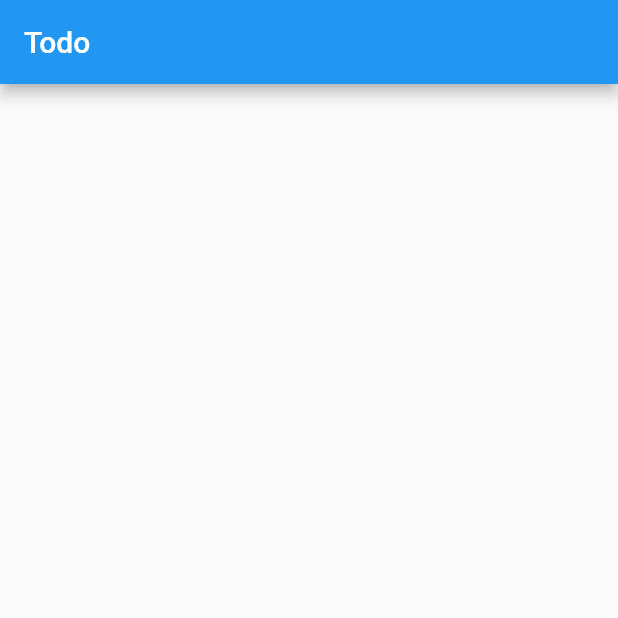
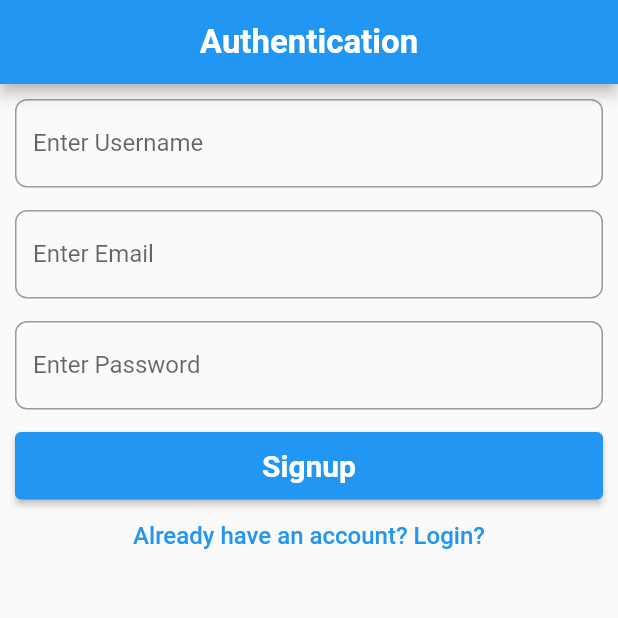
Before and after one commit to karan-lakhadive19/TodoApp, a Flutter app: the screen it shows after launch, on a phone screen of 412 x 824 dp, the top half of it. Run offline on Flutter 3.47's test engine with Material 2 defaults, Android fonts, the phone set to English and light mode, and no system bars; our stand-ins replace firebase_core, google_fonts; accounts and stored records are empty.

Commit message:
Added Authentication form

```diff
--- /dev/null
+++ b/lib/auth/authform.dart
@@ -0,0 +1,126 @@
+import 'package:flutter/material.dart';
+import 'package:google_fonts/google_fonts.dart';
+
+class AuthForm extends StatefulWidget {
+  const AuthForm({super.key});
+
+  @override
+  State<AuthForm> createState() => _AuthFormState();
+}
+
+class _AuthFormState extends State<AuthForm> {
+  final _formKey = GlobalKey<FormState>();
+  String _email = '';
+  String _password = '';
+  String _username = '';
+  bool isLogin = false;
+  @override
+  Widget build(BuildContext context) {
+    return Container(
+      height: MediaQuery.of(context).size.height,
+      width: MediaQuery.of(context).size.width,
+      child: ListView(
+        children: [
+          Padding(
+            padding: const EdgeInsets.only(left: 10, right: 10, top: 10),
+            child: Container(
+              child: Form(
+                key: _formKey,
+                child: Column(
+                  mainAxisAlignment: MainAxisAlignment.center,
+                  children: [
+                    !isLogin
+                        ? TextFormField(
+                            keyboardType: TextInputType.text,
+                            key: ValueKey('username'),
+                            validator: (value) {
+                              if (value!.isEmpty || value.length < 3) {
+                                return 'Enter valid username';
+                              } else {
+                                return null;
+                              }
+                            },
+                            onSaved: (value) {
+                              _username = value!;
+                            },
+                            decoration: InputDecoration(
+                                border: OutlineInputBorder(
+                                    borderRadius:
+                                        new BorderRadius.circular(8.0),
+                                    borderSide: new BorderSide()),
+                                labelText: "Enter Username",
+                                labelStyle: GoogleFonts.roboto()),
+                          )
+                        : Container(),
+                    SizedBox(
+                      height: 15,
+                    ),
+                    TextFormField(
+                      keyboardType: TextInputType.emailAddress,
+                      key: ValueKey('email'),
+                      validator: (value) {
+                        if (value!.isEmpty || value.contains('@')) {
+                          return 'Incorrect Email address';
+                        } else {
+                          return null;
+                        }
+                      },
+                      onSaved: (value) {
+                        _email = value!;
+                      },
+                      decoration: InputDecoration(
+                          border: OutlineInputBorder(
+                              borderRadius: new BorderRadius.circular(8.0),
+                              borderSide: new BorderSide()),
+                          labelText: "Enter Email",
+                          labelStyle: GoogleFonts.roboto()),
+                    ),
+                    SizedBox(
+                      height: 15,
+                    ),
+                    TextFormField(
+                      obscureText: true,
+                      keyboardType: TextInputType.text,
+                      key: ValueKey('password'),
+                      validator: (value) {
+                        if (value!.isEmpty) {
+                          return 'Incorrect Password';
+                        } else {
+                          return null;
+                        }
+                      },
+                      onSaved: (value) {
+                        _password = value!;
+                      },
+                      decoration: InputDecoration(
+                          border: OutlineInputBorder(
+                              borderRadius: new BorderRadius.circular(8.0),
+                              borderSide: new BorderSide()),
+                          labelText: "Enter Password",
+                          labelStyle: GoogleFonts.roboto()),
+                    ),
+                    SizedBox(
+                      height: 15,
+                    ),
+                    Container(
+                      height: 45,
+                        width: double.infinity,
+                        child: ElevatedButton(
+                          child: isLogin ? Text("Login", style: GoogleFonts.roboto(fontSize: 20, fontWeight: FontWeight.bold),) : Text("Signup",style: GoogleFonts.roboto(fontSize: 20, fontWeight: FontWeight.bold)),
+                          onPressed: () {},
+                        )),
+                        TextButton(child: isLogin? Text("Don't have an account? Signup?", style: GoogleFonts.roboto(fontSize: 16),) : Text("Already have an account? Login?", style: GoogleFonts.roboto(fontSize: 16),) ,onPressed: () {
+                          setState(() {
+                            isLogin = !isLogin;
+                          });
+                        },)
+                  ],
+                ),
+              ),
+            ),
+          )
+        ],
+      ),
+    );
+  }
+}
--- /dev/null
+++ b/lib/auth/authscreen.dart
@@ -0,0 +1,20 @@
+import 'package:flutter/material.dart';
+import 'package:google_fonts/google_fonts.dart';
+import 'package:todo_app/auth/authform.dart';
+
+class AuthScreen extends StatefulWidget {
+  const AuthScreen({super.key});
+
+  @override
+  State<AuthScreen> createState() => _AuthScreenState();
+}
+
+class _AuthScreenState extends State<AuthScreen> {
+  @override
+  Widget build(BuildContext context) {
+    return Scaffold(
+      appBar: AppBar(centerTitle: true, title: Text("Authentication",style: GoogleFonts.roboto(fontSize: 22, fontWeight: FontWeight.bold),),),
+      body: AuthForm(),
+    );
+  }
+}
--- a/lib/main.dart
+++ b/lib/main.dart
@@ -1,5 +1,6 @@
 import 'package:firebase_core/firebase_core.dart';
 import 'package:flutter/material.dart';
+import 'package:todo_app/auth/authscreen.dart';
 import 'package:todo_app/screens/home.dart';
 
 import 'firebase_options.dart';
@@ -18,7 +19,7 @@ class MyApp extends StatelessWidget {
   @override
   Widget build(BuildContext context) {
     return MaterialApp(
-      home: HomeScreen(),
+      home: AuthScreen(),
     );
   }
 }
```
